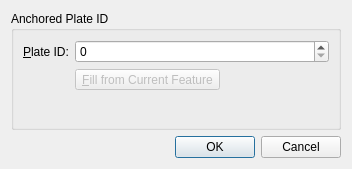
Before: the Qt Designer form src/qt-widgets/SpecifyAnchoredPlateIdDialogUi.ui in GPlates/GPlates, drawn with Qt 5.
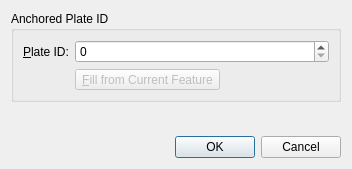
After: the same form once the commit is applied. Icons and pictures are not drawn.

```diff
--- a/src/qt-widgets/SpecifyAnchoredPlateIdDialogUi.ui
+++ b/src/qt-widgets/SpecifyAnchoredPlateIdDialogUi.ui
@@ -67,8 +67,21 @@
     </widget>
    </item>
    <item>
-    <widget class="QDialogButtonBox" name="main_buttonbox">
-     <property name="standardButtons">
+    <spacer name="verticalSpacer" >
+     <property name="orientation" >
+      <enum>Qt::Vertical</enum>
+     </property>
+     <property name="sizeHint" stdset="0" >
+      <size>
+       <width>20</width>
+       <height>40</height>
+      </size>
+     </property>
+    </spacer>
+   </item>
+   <item>
+    <widget class="QDialogButtonBox" name="main_buttonbox" >
+     <property name="standardButtons" >
       <set>QDialogButtonBox::Cancel|QDialogButtonBox::Ok</set>
      </property>
     </widget>
```
Left out of the diff: 80 changed lines with no effect on the pictures.
